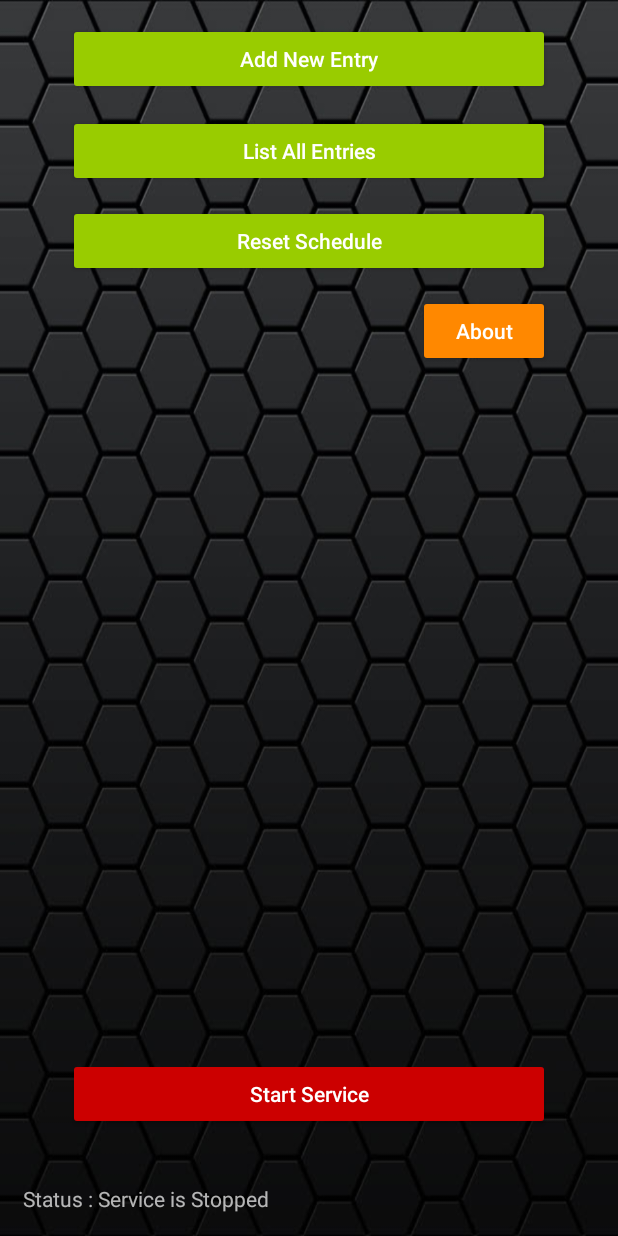
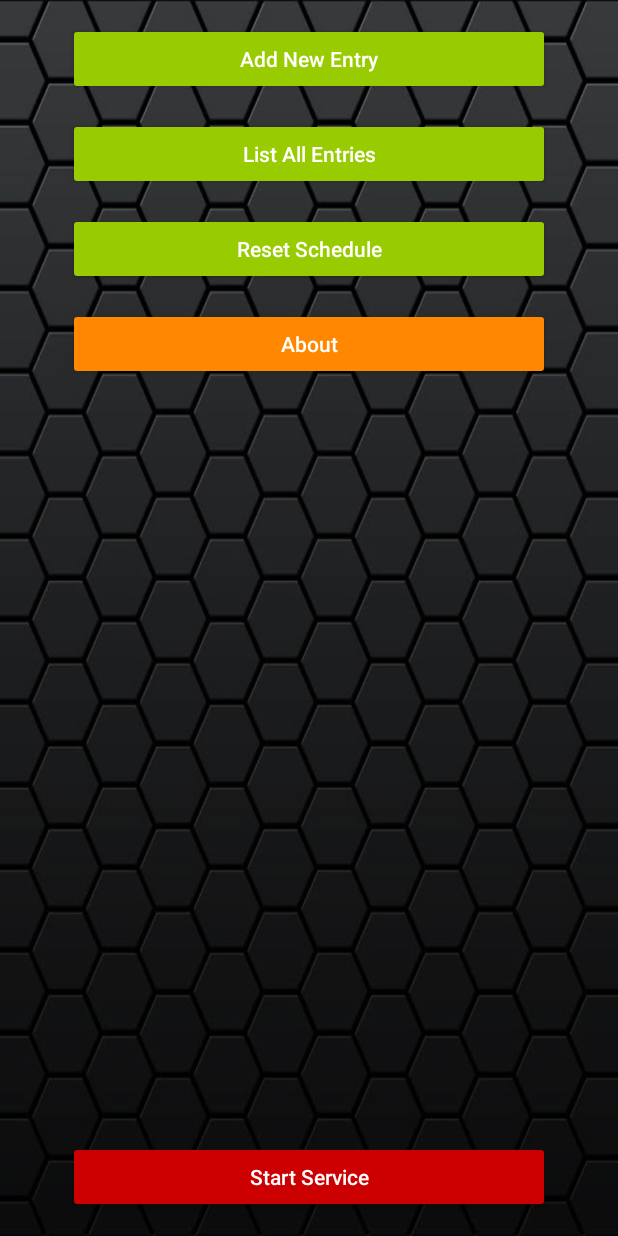
Before and after one commit to gligerglg/EasyLec, an Android app: the screen it shows after launch (MainActivity), on a phone screen of 412 x 824 dp. Run offline under Robolectric (Android 15) with nearby library versions, the phone set to English and light mode, and no system bars.

Commit message:
Add new Service

```diff
--- a/app/src/main/AndroidManifest.xml
+++ b/app/src/main/AndroidManifest.xml
@@ -65,6 +65,8 @@
             </intent-filter>
         </activity>
 
+        <service android:name=".LecService"/>
+
     </application>
 
 </manifest>
--- a/app/src/main/res/layout/activity_main.xml
+++ b/app/src/main/res/layout/activity_main.xml
@@ -19,12 +19,12 @@
         android:backgroundTint="@android:color/holo_green_light"
         android:textAllCaps="false"
         android:text="List All Entries"
-        android:layout_marginLeft="30dp"
-        android:layout_marginRight="30dp"
+        android:layout_marginTop="15dp"
         android:layout_below="@+id/btn_Add"
-        android:layout_alignParentRight="true"
-        android:layout_alignParentEnd="true"
-        android:layout_marginTop="13dp" />
+        android:layout_alignLeft="@+id/btn_Reset"
+        android:layout_alignStart="@+id/btn_Reset"
+        android:layout_alignRight="@+id/btn_Reset"
+        android:layout_alignEnd="@+id/btn_Reset" />
 
     <Button
         android:id="@+id/btn_Add"
@@ -48,31 +48,24 @@
         android:layout_below="@+id/btn_List"
         android:layout_marginLeft="30dp"
         android:layout_marginRight="30dp"
-        android:layout_marginTop="12dp"
+        android:layout_marginTop="15dp"
         android:backgroundTint="@android:color/holo_green_light"
         android:text="Reset Schedule"
         android:textAllCaps="false" />
 
     <Button
         android:id="@+id/btn_About"
-        android:layout_width="wrap_content"
+        android:layout_width="match_parent"
         android:layout_height="wrap_content"
-        android:layout_alignEnd="@+id/btn_Reset"
-        android:layout_alignRight="@+id/btn_Reset"
         android:layout_below="@+id/btn_Reset"
-        android:layout_marginTop="12dp"
+        android:layout_marginTop="15dp"
+        android:layout_marginLeft="30dp"
+        android:layout_marginRight="30dp"
         android:backgroundTint="@android:color/holo_orange_dark"
         android:text="About"
-        android:textAllCaps="false" />
+        android:textAllCaps="false"
+  />
 
-    <TextView
-        android:id="@+id/txt_status"
-        android:layout_width="wrap_content"
-        android:layout_height="wrap_content"
-        android:text="Status : Service is Stopped"
-        android:layout_alignParentBottom="true"
-        android:layout_alignParentLeft="true"
-        android:layout_alignParentStart="true" />
 
     <Button
         android:id="@+id/btn_Start"
@@ -81,11 +74,11 @@
         android:backgroundTint="@android:color/holo_red_dark"
         android:text="Start Service"
         android:textAllCaps="false"
-        android:layout_marginBottom="36dp"
-        android:layout_above="@+id/txt_status"
-        android:layout_alignRight="@+id/btn_About"
-        android:layout_alignEnd="@+id/btn_About"
-        android:layout_alignLeft="@+id/btn_Reset"
-        android:layout_alignStart="@+id/btn_Reset" />
+        android:layout_marginBottom="20dp"
+        android:layout_marginLeft="30dp"
+        android:layout_marginRight="30dp"
+        android:layout_alignParentBottom="true"
+        android:layout_centerHorizontal="true" />
+
 
 </RelativeLayout>
--- a/app/src/main/res/values/strings.xml
+++ b/app/src/main/res/values/strings.xml
@@ -6,8 +6,6 @@
         <item>Wednesday</item>
         <item>Thursday</item>
         <item>Friday</item>
-        <item>Saturday</item>
-        <item>Sunday</item>
     </string-array>
     <string-array name="durations">
         <item>1 Hour</item>
```
Also changed, not shown: app/src/main/java/com/example/gayanlakshitha/easylec/AddEntry.java (+17 -5 lines), app/src/main/java/com/example/gayanlakshitha/easylec/MainActivity.java (+17 -122 lines), 1 other file.
